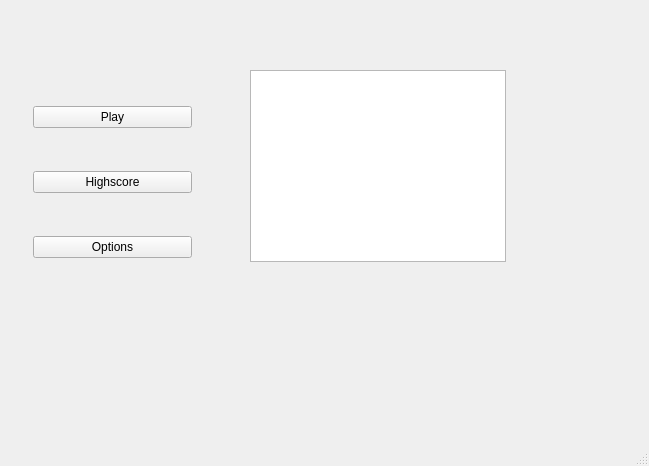
Before: the Qt Designer form frmmain.ui in mrz187/Hangman, drawn with Qt 5.
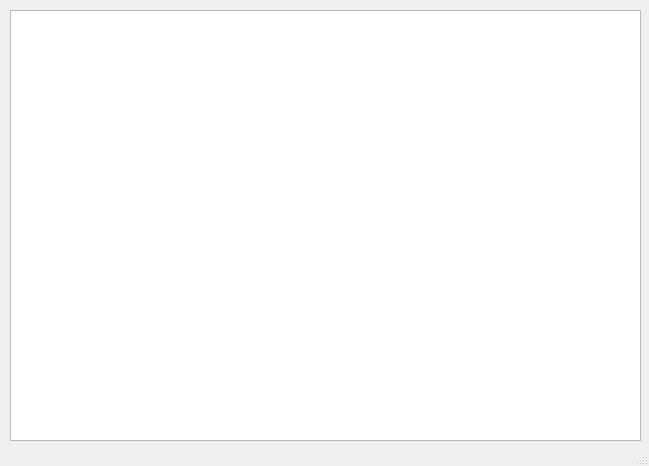
After: the same form once the commit is applied.

Commit message: demo Anim working but doing this stuff now with AE and only need a class to start gif/mp4

```diff
--- a/frmmain.ui
+++ b/frmmain.ui
@@ -14,64 +14,13 @@
    <string>Menu</string>
   </property>
   <widget class="QWidget" name="centralWidget">
-   <widget class="QWidget" name="layoutWidget">
-    <property name="geometry">
-     <rect>
-      <x>22</x>
-      <y>58</y>
-      <width>181</width>
-      <height>251</height>
-     </rect>
-    </property>
-    <layout class="QVBoxLayout" name="verticalLayout">
-     <item>
-      <widget class="QPushButton" name="btnPlay">
-       <property name="maximumSize">
-        <size>
-         <width>16777215</width>
-         <height>16777215</height>
-        </size>
-       </property>
-       <property name="text">
-        <string>Play</string>
-       </property>
-      </widget>
-     </item>
-     <item>
-      <widget class="QPushButton" name="btnHighscore">
-       <property name="maximumSize">
-        <size>
-         <width>16777215</width>
-         <height>16777215</height>
-        </size>
-       </property>
-       <property name="text">
-        <string>Highscore</string>
-       </property>
-      </widget>
-     </item>
-     <item>
-      <widget class="QPushButton" name="btnOptions">
-       <property name="maximumSize">
-        <size>
-         <width>16777215</width>
-         <height>16777215</height>
-        </size>
-       </property>
-       <property name="text">
-        <string>Options</string>
-       </property>
-      </widget>
-     </item>
-    </layout>
-   </widget>
    <widget class="QGraphicsView" name="graphicsView">
     <property name="geometry">
      <rect>
-      <x>250</x>
-      <y>70</y>
-      <width>256</width>
-      <height>192</height>
+      <x>10</x>
+      <y>10</y>
+      <width>631</width>
+      <height>431</height>
      </rect>
     </property>
    </widget>
```
The commit also changes 4 other files.
